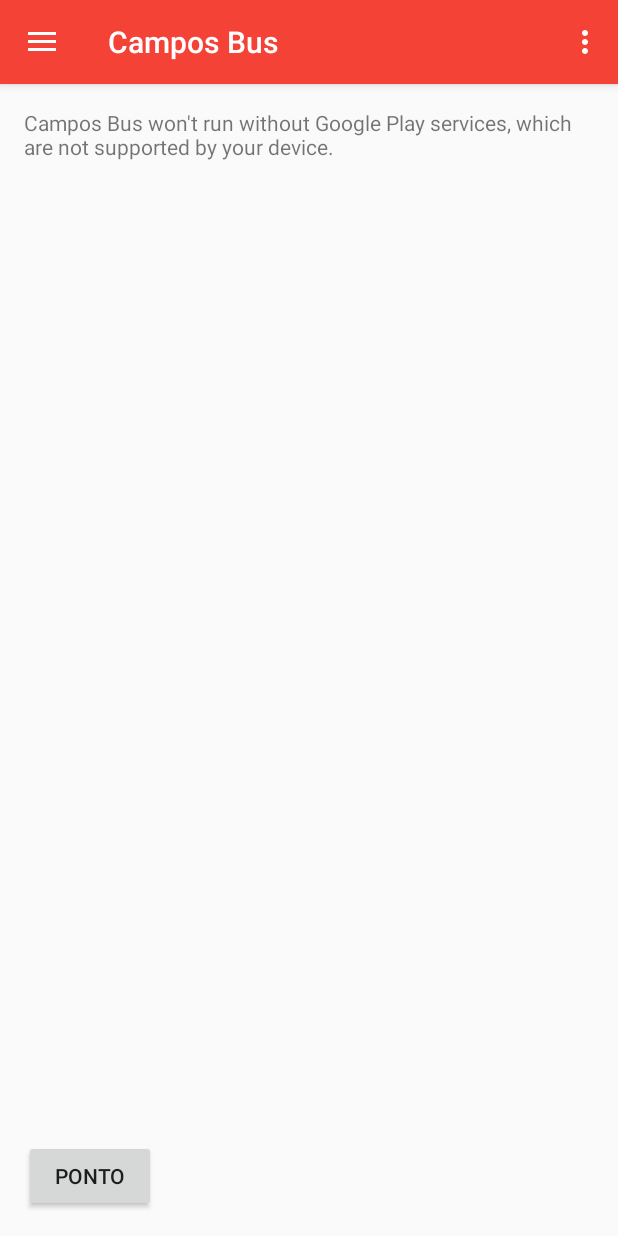
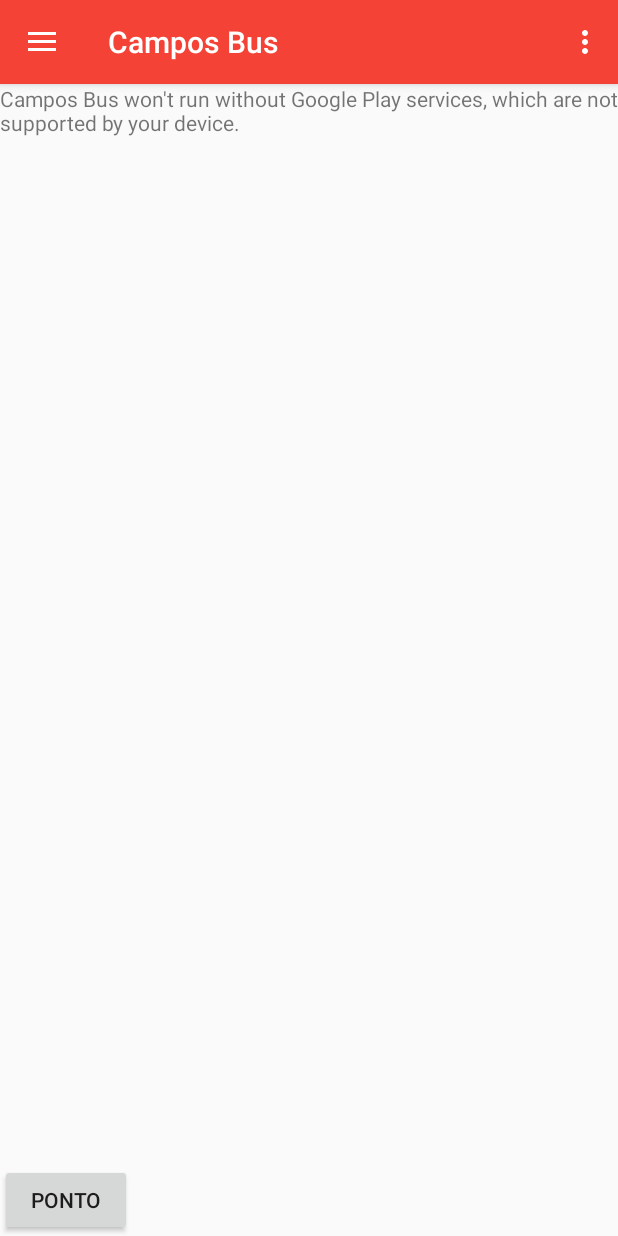
Before and after one commit to almeida1492/onibusappCampos, an Android app: the screen it shows after launch (MainActivity), on a phone screen of 412 x 824 dp. Run offline under Robolectric (Android 15) with nearby library versions, the phone set to English and light mode, and no system bars.

Commit message:
Deletes padding from map fragment

```diff
--- a/app/src/main/res/layout/content_main.xml
+++ b/app/src/main/res/layout/content_main.xml
@@ -5,10 +5,6 @@
     android:id="@+id/content_main"
     android:layout_width="match_parent"
     android:layout_height="match_parent"
-    android:paddingBottom="@dimen/activity_vertical_margin"
-    android:paddingLeft="@dimen/activity_horizontal_margin"
-    android:paddingRight="@dimen/activity_horizontal_margin"
-    android:paddingTop="@dimen/activity_vertical_margin"
     app:layout_behavior="@string/appbar_scrolling_view_behavior"
     tools:context="com.camposbus.soulcode.camposbus.MainActivity"
     tools:showIn="@layout/app_bar_main">
@@ -16,8 +12,7 @@
     <FrameLayout
         android:id="@+id/container"
         android:layout_width="match_parent"
-        android:layout_height="match_parent"
-        />
+        android:layout_height="match_parent" />
 
     <Button
         android:id="@+id/bus_stop_on_the_map"
```
